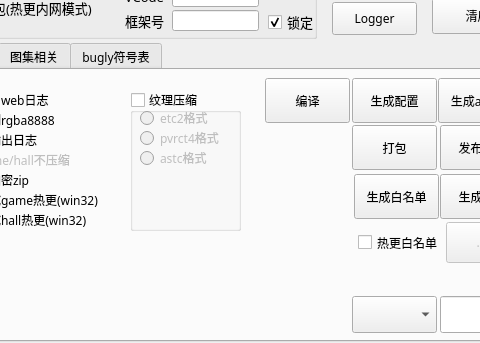
Above: ui/main.ui from TQCasey/PackMaster before the change; both pictures show x 372 to 852 and y 457 to 800 of the 1250 by 800 pixel window. Below: the same form after it.
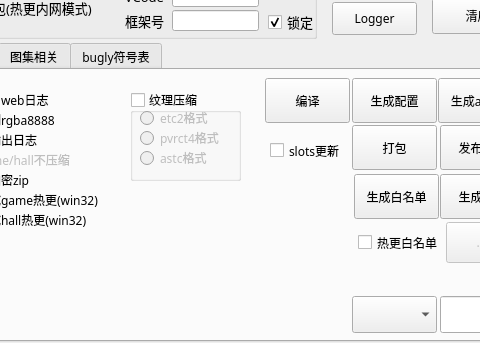
That is the form after the change. Icons and pictures are not drawn.

Commit message: 支持slots 更新

What changed in the file:
```diff
--- a/ui/main.ui
+++ b/ui/main.ui
@@ -714,7 +714,7 @@
         <x>500</x>
         <y>20</y>
         <width>111</width>
-        <height>141</height>
+        <height>91</height>
        </rect>
       </property>
       <property name="title">
@@ -797,6 +797,19 @@
        <bool>false</bool>
       </property>
      </widget>
+     <widget class="QCheckBox" name="checkBox_slots_update">
+      <property name="geometry">
+       <rect>
+        <x>640</x>
+        <y>70</y>
+        <width>81</width>
+        <height>21</height>
+       </rect>
+      </property>
+      <property name="text">
+       <string>slots更新</string>
+      </property>
+     </widget>
     </widget>
     <widget class="QWidget" name="tab_creator">
      <attribute name="title">
```
The commit also changes 6 other files.
